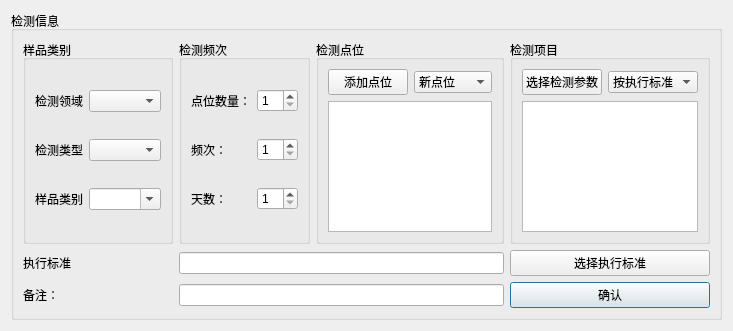
The window that src/TaskSheetManager/testinfoeditor.ui (hcc01/ELIMS) describes before a commit, drawn with Qt 5.
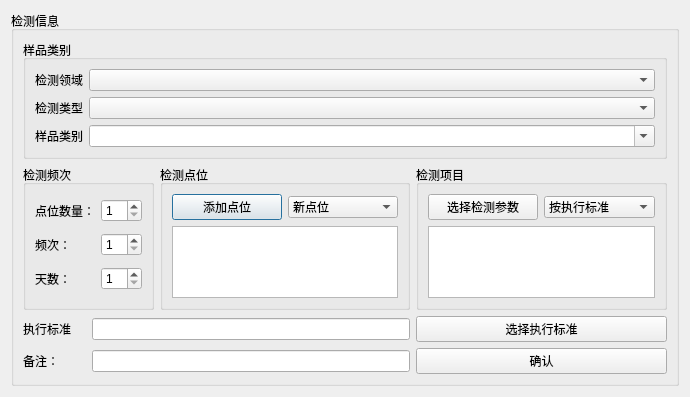
The same window after the commit.

Commit message: 完成至方法选择流程

```diff
--- a/src/TaskSheetManager/testinfoeditor.ui
+++ b/src/TaskSheetManager/testinfoeditor.ui
@@ -7,7 +7,7 @@
     <x>0</x>
     <y>0</y>
     <width>690</width>
-    <height>331</height>
+    <height>397</height>
    </rect>
   </property>
   <property name="windowTitle">
@@ -20,84 +20,7 @@
       <string>检测信息</string>
      </property>
      <layout class="QGridLayout" name="gridLayout_8">
-      <item row="0" column="1">
-       <widget class="QGroupBox" name="groupBox_3">
-        <property name="title">
-         <string>检测频次</string>
-        </property>
-        <layout class="QGridLayout" name="gridLayout_5">
-         <item row="0" column="0">
-          <widget class="QLabel" name="label_23">
-           <property name="text">
-            <string>点位数量：</string>
-           </property>
-          </widget>
-         </item>
-         <item row="1" column="0">
-          <widget class="QLabel" name="label_24">
-           <property name="text">
-            <string>频次：</string>
-           </property>
-          </widget>
-         </item>
-         <item row="2" column="0">
-          <widget class="QLabel" name="label_25">
-           <property name="text">
-            <string>天数：</string>
-           </property>
-          </widget>
-         </item>
-         <item row="0" column="1">
-          <widget class="QSpinBox" name="samplingPosCountBox">
-           <property name="enabled">
-            <bool>true</bool>
-           </property>
-           <property name="minimum">
-            <number>1</number>
-           </property>
-           <property name="value">
-            <number>1</number>
-           </property>
-          </widget>
-         </item>
-         <item row="1" column="1">
-          <widget class="QSpinBox" name="samplingFrequencyBox">
-           <property name="minimum">
-            <number>1</number>
-           </property>
-           <property name="maximum">
-            <number>24</number>
-           </property>
-          </widget>
-         </item>
-         <item row="2" column="1">
-          <widget class="QSpinBox" name="samplingPeriodCountBox">
-           <property name="minimum">
-            <number>1</number>
-           </property>
-           <property name="maximum">
-            <number>30</number>
-           </property>
-          </widget>
-         </item>
-        </layout>
-       </widget>
-      </item>
-      <item row="4" column="3">
-       <layout class="QHBoxLayout" name="horizontalLayout">
-        <item>
-         <widget class="QPushButton" name="testInofOkBtn">
-          <property name="text">
-           <string>确认</string>
-          </property>
-         </widget>
-        </item>
-       </layout>
-      </item>
-      <item row="4" column="1" colspan="2">
-       <widget class="QLineEdit" name="remarkEdit"/>
-      </item>
-      <item row="0" column="2">
+      <item row="1" column="2">
        <widget class="QGroupBox" name="groupBox_4">
         <property name="title">
          <string>检测点位</string>
@@ -134,7 +57,25 @@
         </layout>
        </widget>
       </item>
-      <item row="0" column="3">
+      <item row="5" column="0">
+       <widget class="QLabel" name="label_21">
+        <property name="text">
+         <string>备注：</string>
+        </property>
+       </widget>
+      </item>
+      <item row="5" column="3">
+       <layout class="QHBoxLayout" name="horizontalLayout">
+        <item>
+         <widget class="QPushButton" name="testInofOkBtn">
+          <property name="text">
+           <string>确认</string>
+          </property>
+         </widget>
+        </item>
+       </layout>
+      </item>
+      <item row="1" column="3">
        <widget class="QGroupBox" name="groupBox_5">
         <property name="title">
          <string>检测项目</string>
@@ -177,7 +118,7 @@
             <bool>true</bool>
            </property>
            <property name="readOnly">
-            <bool>true</bool>
+            <bool>false</bool>
            </property>
            <property name="placeholderText">
             <string/>
@@ -187,19 +128,36 @@
         </layout>
        </widget>
       </item>
-      <item row="4" column="0">
-       <widget class="QLabel" name="label_21">
+      <item row="3" column="3">
+       <widget class="QPushButton" name="standardSelectBtn">
         <property name="text">
-         <string>备注：</string>
+         <string>选择执行标准</string>
         </property>
        </widget>
       </item>
-      <item row="0" column="0">
+      <item row="5" column="1" colspan="2">
+       <widget class="QLineEdit" name="remarkEdit"/>
+      </item>
+      <item row="3" column="0">
+       <widget class="QLabel" name="label_33">
+        <property name="text">
+         <string>执行标准</string>
+        </property>
+       </widget>
+      </item>
+      <item row="3" column="1" colspan="2">
+       <widget class="QLineEdit" name="standardNameEidt">
+        <property name="readOnly">
+         <bool>true</bool>
+        </property>
+       </widget>
+      </item>
+      <item row="0" column="0" colspan="4">
        <widget class="QGroupBox" name="groupBox_2">
         <property name="title">
          <string>样品类别</string>
         </property>
-        <layout class="QGridLayout" name="gridLayout_4">
+        <layout class="QGridLayout" name="gridLayout_4" columnstretch="0,1">
          <item row="0" column="0">
           <widget class="QLabel" name="label_18">
            <property name="text">
@@ -237,25 +195,67 @@
         </layout>
        </widget>
       </item>
-      <item row="2" column="0">
-       <widget class="QLabel" name="label_33">
-        <property name="text">
-         <string>执行标准</string>
+      <item row="1" column="0" colspan="2">
+       <widget class="QGroupBox" name="groupBox_3">
+        <property name="title">
+         <string>检测频次</string>
         </property>
-       </widget>
-      </item>
-      <item row="2" column="3">
-       <widget class="QPushButton" name="standardSelectBtn">
-        <property name="text">
-         <string>选择执行标准</string>
-        </property>
-       </widget>
-      </item>
-      <item row="2" column="1" colspan="2">
-       <widget class="QLineEdit" name="standardNameEidt">
-        <property name="readOnly">
-         <bool>true</bool>
-        </property>
+        <layout class="QGridLayout" name="gridLayout_5">
+         <item row="0" column="0">
+          <widget class="QLabel" name="label_23">
+           <property name="text">
+            <string>点位数量：</string>
+           </property>
+          </widget>
+         </item>
+         <item row="1" column="0">
+          <widget class="QLabel" name="label_24">
+           <property name="text">
+            <string>频次：</string>
+           </property>
+          </widget>
+         </item>
+         <item row="2" column="0">
+          <widget class="QLabel" name="label_25">
+           <property name="text">
+            <string>天数：</string>
+           </property>
+          </widget>
+         </item>
+         <item row="0" column="1">
+          <widget class="QSpinBox" name="samplingPosCountBox">
+           <property name="enabled">
+            <bool>true</bool>
+           </property>
+           <property name="minimum">
+            <number>1</number>
+           </property>
+           <property name="value">
+            <number>1</number>
+           </property>
+          </widget>
+         </item>
+         <item row="1" column="1">
+          <widget class="QSpinBox" name="samplingFrequencyBox">
+           <property name="minimum">
+            <number>1</number>
+           </property>
+           <property name="maximum">
+            <number>24</number>
+           </property>
+          </widget>
+         </item>
+         <item row="2" column="1">
+          <widget class="QSpinBox" name="samplingPeriodCountBox">
+           <property name="minimum">
+            <number>1</number>
+           </property>
+           <property name="maximum">
+            <number>30</number>
+           </property>
+          </widget>
+         </item>
+        </layout>
        </widget>
       </item>
      </layout>
```
Left out of the diff: 5 changed lines with no effect on the pictures. The commit also changes 57 other files.
